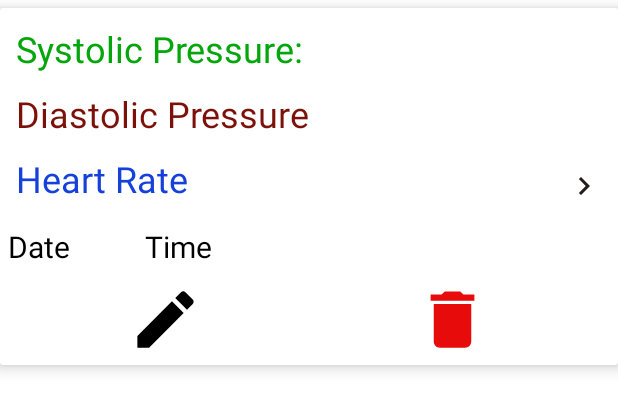
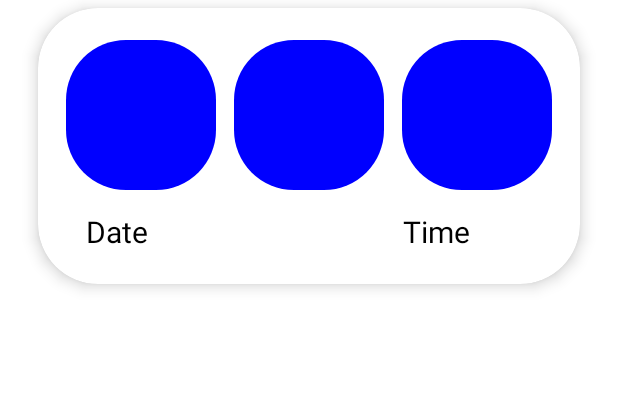
Before and after one commit to ZakariaHossain56/CardiacRecorder, an Android app: the layout single_row.xml on its own in the app's theme, with its tools: preview values and no code run, on a phone screen of 412 x 824 dp. Shown: the top 410 px of the screen. Run offline under Robolectric (Android 15) with nearby library versions, the phone set to English and light mode, and no system bars.

Commit message:
rv and single view

```diff
--- /dev/null
+++ b/app/src/main/res/drawable/rectangle_tv.xml
@@ -0,0 +1,4 @@
+<shape xmlns:android="http://schemas.android.com/apk/res/android">
+    <solid android:color="#0000FF" /> <!-- Set the desired background color -->
+    <corners android:radius="40dp" /> <!-- Set the desired corner radius -->
+</shape>
--- a/app/src/main/res/layout/single_row.xml
+++ b/app/src/main/res/layout/single_row.xml
@@ -1,140 +1,105 @@
 <?xml version="1.0" encoding="utf-8"?>
 <androidx.cardview.widget.CardView xmlns:android="http://schemas.android.com/apk/res/android"
+    xmlns:tools="http://schemas.android.com/tools"
     android:layout_width="match_parent"
     android:layout_height="wrap_content"
     xmlns:app="http://schemas.android.com/apk/res-auto"
     android:layout_marginBottom="1dp"
     android:layout_marginTop="5dp"
+    app:cardCornerRadius="40dp"
+    android:layout_marginLeft="25dp"
+    android:layout_marginRight="25dp"
     app:cardElevation="6dp"
     app:contentPadding="5dp">
 
-    <RelativeLayout
+
+    <androidx.constraintlayout.widget.ConstraintLayout
         android:layout_width="match_parent"
-        android:layout_height="wrap_content">
+        android:layout_height="173dp"
+        android:layout_centerVertical="true"
 
-        <LinearLayout
-            android:layout_width="match_parent"
-            android:layout_height="wrap_content"
-            android:layout_centerVertical="true"
-            android:orientation="vertical"
-            >
+        android:orientation="vertical">
+
+
         <TextView
             android:id="@+id/SystolicTV"
-                android:layout_width="wrap_content"
-                android:layout_height="wrap_content"
-                android:text="Systolic Pressure:"
+            android:layout_width="100dp"
+            android:layout_height="100dp"
+            android:background="@drawable/rectangle_tv"
+            android:padding="5dp"
+            android:textColor="@color/white"
+            android:gravity="center"
             android:textSize="24dp"
-                android:textColor="#04A60C"
-                android:padding="5dp"/>
+            app:layout_constraintBottom_toBottomOf="parent"
+            app:layout_constraintEnd_toEndOf="parent"
+            app:layout_constraintHorizontal_bias="0.052"
+            app:layout_constraintStart_toStartOf="parent"
+            app:layout_constraintTop_toTopOf="parent"
+            app:layout_constraintVertical_bias="0.219" />
+
 
         <TextView
             android:id="@+id/DiastolicTV"
+            android:layout_width="100dp"
+            android:layout_height="100dp"
+            android:background="@drawable/rectangle_tv"
+            android:padding="5dp"
+            android:gravity="center"
+            android:textColor="@color/white"
+            android:textSize="24dp"
+            app:layout_constraintBottom_toBottomOf="parent"
+            app:layout_constraintEnd_toEndOf="parent"
+            app:layout_constraintStart_toStartOf="parent"
+            app:layout_constraintTop_toTopOf="parent"
+            app:layout_constraintVertical_bias="0.219" />
+
+        <TextView
+            android:id="@+id/heartTV"
+            android:layout_width="100dp"
+            android:layout_height="100dp"
+            android:background="@drawable/rectangle_tv"
+            android:padding="5dp"
+            android:gravity="center"
+            android:textColor="@color/white"
+            android:textSize="24dp"
+            app:layout_constraintBottom_toBottomOf="parent"
+            app:layout_constraintEnd_toEndOf="parent"
+            app:layout_constraintHorizontal_bias="0.947"
+            app:layout_constraintStart_toStartOf="parent"
+            app:layout_constraintTop_toTopOf="parent"
+            app:layout_constraintVertical_bias="0.219" />
+
+        <TextView
+            android:id="@+id/TimeTV"
             android:layout_width="wrap_content"
             android:layout_height="wrap_content"
-                android:text="Diastolic Pressure"
-                android:textSize="24dp"
-                android:textColor="#7C1109"
-                android:padding="5dp"/>
-            <TextView
-                android:id="@+id/heartTV"
-                android:layout_width="wrap_content"
-                android:layout_height="wrap_content"
-                android:text="Heart Rate"
-                android:textSize="24dp"
-                android:textColor="#1540DA"
-                android:padding="5dp"/>
-
-
-
-            <RelativeLayout
-                android:layout_width="wrap_content"
-                android:layout_height="wrap_content"
-                android:layout_marginTop="10dp">
-
-
+            android:text="Time"
+            android:textColor="@color/black"
+            android:textSize="20dp"
+            app:layout_constraintBottom_toBottomOf="parent"
+            app:layout_constraintEnd_toEndOf="parent"
+            app:layout_constraintHorizontal_bias="0.777"
+            app:layout_constraintStart_toStartOf="parent"
+            app:layout_constraintTop_toTopOf="parent"
+            app:layout_constraintVertical_bias="0.89" />
 
         <TextView
             android:id="@+id/DateTV"
             android:layout_width="wrap_content"
             android:layout_height="wrap_content"
-                    android:layout_marginEnd="30dp"
             android:text="Date"
+            android:textColor="@color/black"
             android:textSize="20dp"
-                    android:textColor="@color/black" />
+            app:layout_constraintBottom_toBottomOf="parent"
+            app:layout_constraintEnd_toEndOf="parent"
+            app:layout_constraintHorizontal_bias="0.087"
+            app:layout_constraintStart_toStartOf="parent"
+            app:layout_constraintTop_toTopOf="parent"
+            app:layout_constraintVertical_bias="0.89" />
 
-                <TextView
-                    android:id="@+id/TimeTV"
-                    android:layout_width="wrap_content"
-                    android:layout_height="wrap_content"
-                    android:layout_marginEnd="10dp"
-                    android:layout_marginStart="20dp"
-                    android:text="Time"
-                    android:textSize="20dp"
-                    android:textColor="@color/black"
-                    android:layout_toEndOf="@+id/DateTV"
-                    />
+    </androidx.constraintlayout.widget.ConstraintLayout>
 
 
 
 
-            </RelativeLayout>
-
-            <RelativeLayout
-                android:layout_width="wrap_content"
-                android:layout_height="wrap_content"
-                android:layout_marginTop="10dp">
-
-                <ImageButton
-                    android:id="@+id/editbtn"
-                    android:layout_width="50dp"
-                    android:layout_height="wrap_content"
-                    android:src="@drawable/ic_baseline_mode_edit_24_black"
-                    android:scaleType="fitCenter"
-                    android:adjustViewBounds="true"
-                    android:layout_centerVertical="true"
-                    android:layout_alignParentLeft="true"
-                    android:layout_marginLeft="80dp"
-                    android:background="#FFFFFF"
-
-
-                    />
-
-                <ImageButton
-                    android:id="@+id/deletebtn"
-                    android:layout_width="50dp"
-                    android:layout_height="wrap_content"
-                    android:src="@drawable/ic_baseline_delete_24_red"
-                    android:scaleType="fitCenter"
-                    android:adjustViewBounds="true"
-                    android:layout_centerVertical="true"
-                    android:layout_marginEnd="80dp"
-                    android:layout_alignParentEnd="true"
-                    android:background="@color/white"
-
-                    />
-
-
-
-
-
-
-
-
-            </RelativeLayout>
-
-        </LinearLayout>
-        <ImageView
-            android:layout_width="wrap_content"
-            android:layout_height="wrap_content"
-            android:id="@+id/nextTV"
-            android:scaleType="fitCenter"
-            android:layout_alignParentEnd="true"
-            android:adjustViewBounds="true"
-            android:layout_centerVertical="true"
-            android:layout_marginEnd="5dp"
-            android:src="@drawable/ic_baseline_navigate_next_24"/>
-
-
-    </RelativeLayout>
-
 </androidx.cardview.widget.CardView>
```
Also changed, not shown: app/src/main/java/com/example/cardiacrecorder/AdapterRecord.java (+13 -5 lines), app/src/main/java/com/example/cardiacrecorder/RecordDetailsActivity.java (+9 -1 lines), app/src/main/res/layout/activity_record_details.xml (+64 -32 lines). Lines whose indentation alone changed are shown as unchanged.
